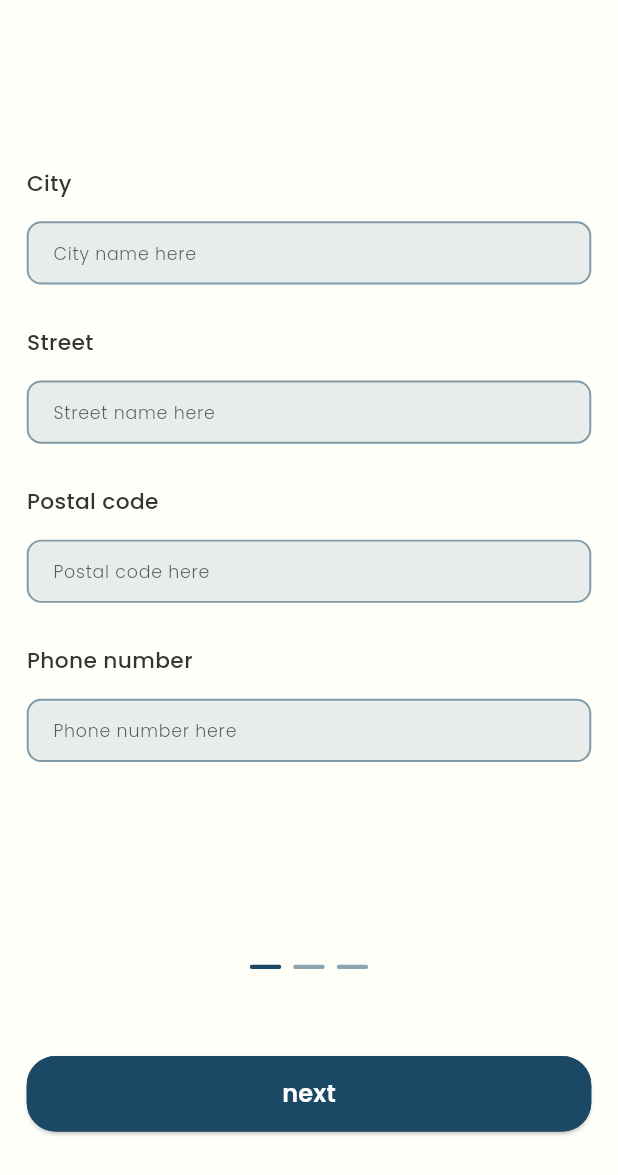
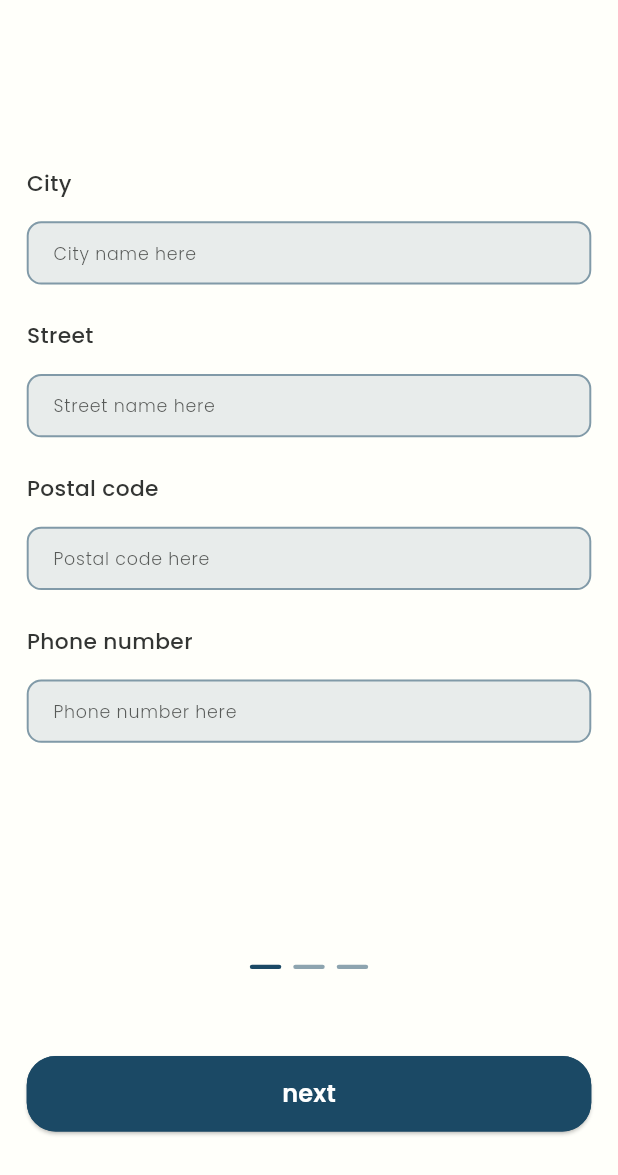
Before and after one commit to Concrete-Organization/SOLIDIFY, a Flutter app: the AddressDetailsScreen screen opened by its route, on a phone screen of 412 x 824 dp, the part 61-1236 px from its top. Run offline on Flutter 3.47's test engine with Material 3 defaults, Android fonts, the phone set to English and light mode, and no system bars; our stand-ins replace cached_network_image, carousel_slider, cookie_jar, dio, dio_cookie_manager, file_picker and 13 more; accounts and stored records are empty; generated files the repository leaves out were written again; project files that could hold a hidden picture were left out.

```diff
--- a/lib/core/widgets/app_text_form_field.dart
+++ b/lib/core/widgets/app_text_form_field.dart
@@ -78,7 +78,7 @@ class AppTextFormField extends StatelessWidget {
   Widget build(BuildContext context) {
     return SizedBox(
       width: width ?? double.infinity,
-      height: height ?? 48.h,
+      height: height,
       child: TextFormField(
         cursorColor: ColorsManager.mainBlue,
         controller: controller,
```
